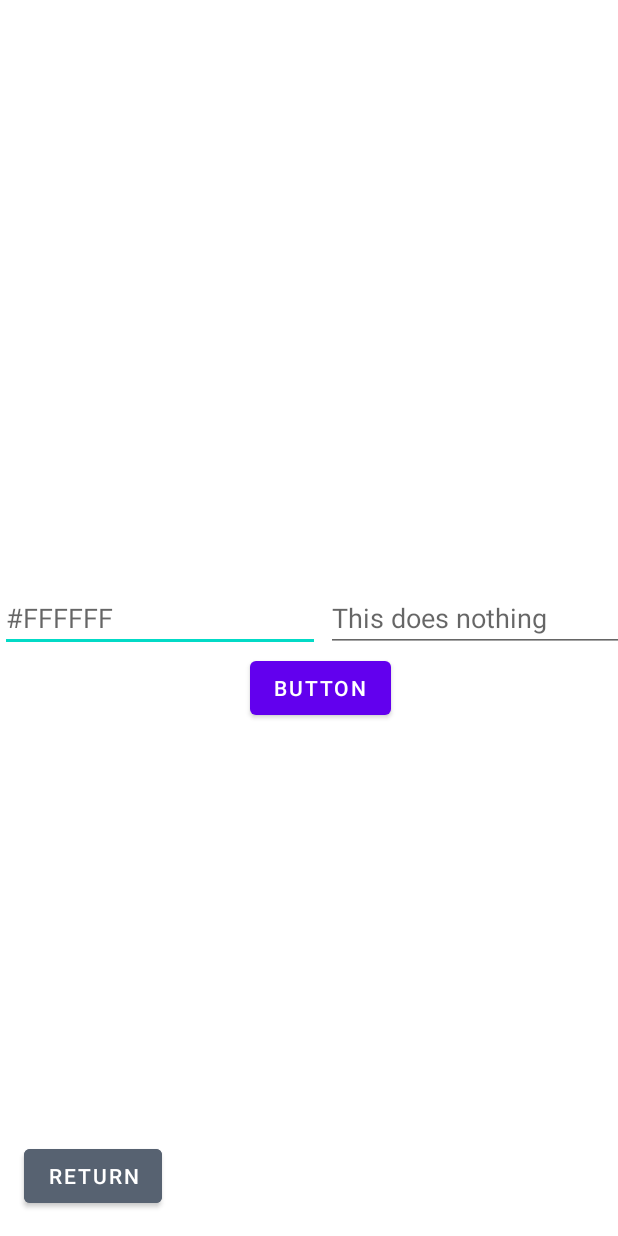
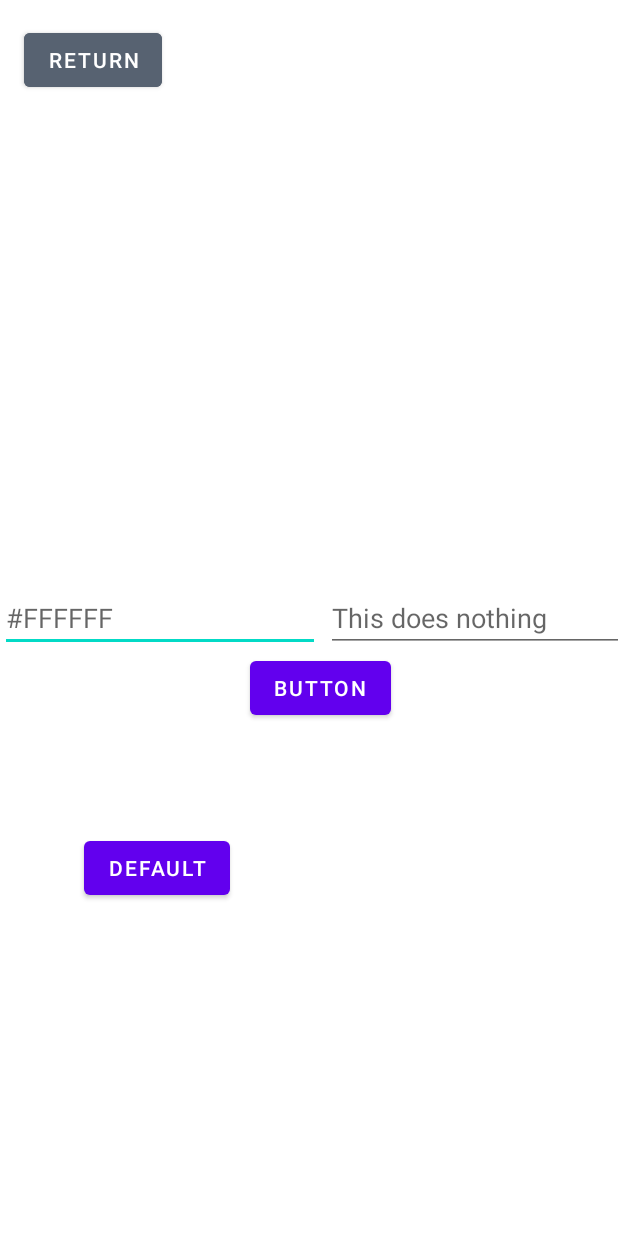
Before and after one commit to Learnifyr/app, an Android app: the Dev screen opened directly, with no data from a screen before it, after a tap on "BUTTON", on a phone screen of 412 x 824 dp. Run offline under Robolectric (Android 15) with nearby library versions, the phone set to English and light mode, and no system bars.

Commit message:
Added default theme option, gonna fix some code

```diff
--- a/app/src/main/java/com/tuinboon/somtomorrow/Cijfers.java
+++ b/app/src/main/java/com/tuinboon/somtomorrow/Cijfers.java
@@ -60,12 +60,16 @@ public class Cijfers extends AppCompatActivity {
         setContentView(R.layout.activity_cijfers);
 
         textView = findViewById(R.id.textView);
+        Button returnbtn = findViewById(R.id.back2);
 
         ConstraintLayout backgroundLayout = findViewById(R.id.cijferview);
         SharedPreferences sharedPreferences = getSharedPreferences("MyPrefs", Context.MODE_PRIVATE);
         String myString = ((SharedPreferences) sharedPreferences).getString("hexCode", "");
+        String myString2 = ((SharedPreferences) sharedPreferences).getString("hexCode2", "");
         if (myString != null) {
             int color = Color.parseColor(myString);
+            int color2 = Color.parseColor(myString2);
+            returnbtn.setBackgroundColor(color2);
             backgroundLayout.setBackgroundColor(color);
         }
 
@@ -91,7 +95,7 @@ public class Cijfers extends AppCompatActivity {
             }
         });
 
-        Button returnbtn = findViewById(R.id.back2);
+
 
         returnbtn.setOnClickListener(new View.OnClickListener() {
             @Override
--- a/app/src/main/java/com/tuinboon/somtomorrow/Dev.java
+++ b/app/src/main/java/com/tuinboon/somtomorrow/Dev.java
@@ -26,6 +26,7 @@ public class Dev extends AppCompatActivity {
 
         Button submit = findViewById(R.id.submit2);
         Button backbtn = findViewById(R.id.backbtn);
+        Button defaultbtn = findViewById(R.id.defaultbtn);
 
         submit.setOnClickListener(new View.OnClickListener() {
             @Override
@@ -33,6 +34,7 @@ public class Dev extends AppCompatActivity {
                 SharedPreferences sharedPreferences = getSharedPreferences("MyPrefs", Context.MODE_PRIVATE);
                 SharedPreferences.Editor editor = sharedPreferences.edit();
                 editor.putString("hexCode", color1.getText().toString());
+                editor.putString("hexCode2", color2.getText().toString());
                 editor.apply();
             }
         });
@@ -44,5 +46,16 @@ public class Dev extends AppCompatActivity {
                 startActivity(intent);
             }
         });
+
+        defaultbtn.setOnClickListener(new View.OnClickListener() {
+            @Override
+            public void onClick(View v) {
+                SharedPreferences sharedPreferences = getSharedPreferences("MyPrefs", Context.MODE_PRIVATE);
+                SharedPreferences.Editor editor = sharedPreferences.edit();
+                editor.putString("hexCode", "#3F5267");
+                editor.putString("hexCode2", "#576271");
+                editor.apply();
+            }
+        });
     }
 }
--- a/app/src/main/java/com/tuinboon/somtomorrow/MainActivity.java
+++ b/app/src/main/java/com/tuinboon/somtomorrow/MainActivity.java
@@ -3,6 +3,7 @@ package com.tuinboon.somtomorrow;
 import android.content.Context;
 import android.content.Intent;
 import android.content.SharedPreferences;
+import android.content.res.ColorStateList;
 import android.graphics.Color;
 import android.os.Bundle;
 import android.util.Log;
@@ -53,10 +54,15 @@ public class MainActivity extends AppCompatActivity {
         ConstraintLayout backgroundLayout = findViewById(R.id.mainview);
         SharedPreferences sharedPreferences = getSharedPreferences("MyPrefs", Context.MODE_PRIVATE);
         String myString = ((SharedPreferences) sharedPreferences).getString("hexCode", "");
+        String myString2 = ((SharedPreferences) sharedPreferences).getString("hexCode2", "");
         if (myString != null) {
             int color = Color.parseColor(myString);
+            int color2 = Color.parseColor(myString2);
+            myCardView.setBackgroundTintList(ColorStateList.valueOf(color2));
+            button1.setBackgroundColor(color2);
             backgroundLayout.setBackgroundColor(color);
         }
+
 
         textView.setOnClickListener(new View.OnClickListener() {
             @Override
--- a/app/src/main/res/layout/activity_dev.xml
+++ b/app/src/main/res/layout/activity_dev.xml
@@ -10,19 +10,19 @@
         android:layout_width="wrap_content"
         android:layout_height="wrap_content"
         android:layout_marginStart="16dp"
-        android:layout_marginBottom="16dp"
+        android:layout_marginTop="16dp"
         android:backgroundTint="#576271"
         android:text="Return"
-        app:layout_constraintBottom_toBottomOf="parent"
-        app:layout_constraintStart_toStartOf="parent" />
+        app:layout_constraintStart_toStartOf="parent"
+        app:layout_constraintTop_toTopOf="parent" />
 
     <EditText
         android:id="@+id/color1"
         android:layout_width="wrap_content"
         android:layout_height="wrap_content"
         android:ems="10"
+        android:hint="#FFFFFF"
         android:inputType="textPersonName"
-        android:hint="#FFFFFF"
         app:layout_constraintBottom_toBottomOf="parent"
         app:layout_constraintStart_toStartOf="parent"
         app:layout_constraintTop_toTopOf="parent" />
@@ -33,8 +33,8 @@
         android:layout_height="wrap_content"
         android:layout_marginStart="4dp"
         android:ems="10"
+        android:hint="This does nothing"
         android:inputType="textPersonName"
-        android:hint="This does nothing"
         app:layout_constraintBottom_toBottomOf="parent"
         app:layout_constraintStart_toEndOf="@+id/color1"
         app:layout_constraintTop_toTopOf="parent" />
@@ -48,4 +48,14 @@
         app:layout_constraintStart_toEndOf="@+id/color1"
         app:layout_constraintTop_toBottomOf="@+id/color2" />
 
+    <Button
+        android:id="@+id/defaultbtn"
+        android:layout_width="wrap_content"
+        android:layout_height="wrap_content"
+        android:layout_marginStart="56dp"
+        android:layout_marginTop="120dp"
+        android:text="Default"
+        app:layout_constraintStart_toStartOf="parent"
+        app:layout_constraintTop_toBottomOf="@+id/color1" />
+
 </androidx.constraintlayout.widget.ConstraintLayout>
```
Also changed, not shown: app/src/main/java/com/tuinboon/somtomorrow/Docent.java (+10 -2 lines).
